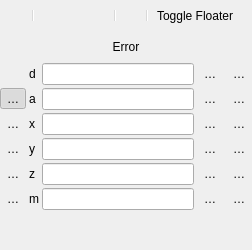
Before: the Qt Designer form src/ui/qgsadvanceddigitizingdockwidgetbase.ui in carsmie/QGIS, drawn with Qt 5.
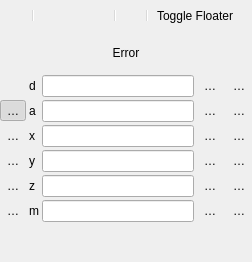
After: the same form once the commit is applied. Icons and pictures are not drawn. Custom widgets are drawn as their Qt base class.

Commit message: Dynamically change label to lat/long when in geographic CRS

```diff
--- a/src/ui/qgsadvanceddigitizingdockwidgetbase.ui
+++ b/src/ui/qgsadvanceddigitizingdockwidgetbase.ui
@@ -7,7 +7,7 @@
     <x>0</x>
     <y>0</y>
     <width>252</width>
-    <height>250</height>
+    <height>262</height>
    </rect>
   </property>
   <property name="maximumSize">
```
Left out of the diff: 4 changed lines with no effect on the pictures. The commit also changes 1 other file.
